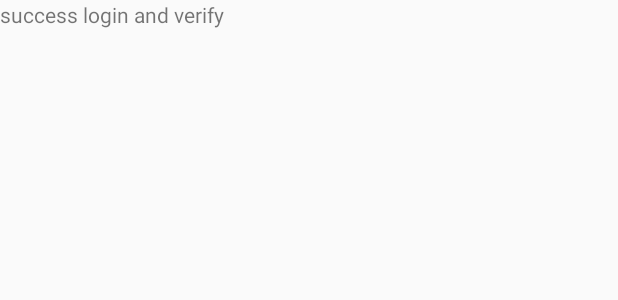
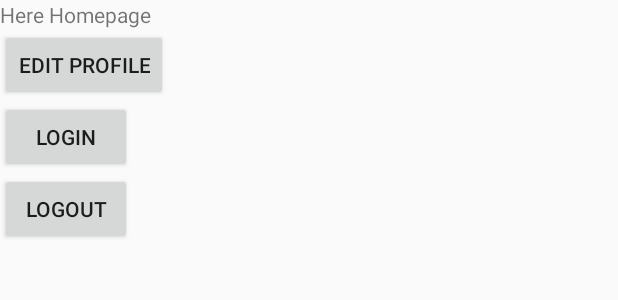
Before and after one commit to wahyukharisma/travanda, an Android app: the layout homepage.xml on its own in the app's theme, with its tools: preview values and no code run, on a phone screen of 412 x 824 dp. Shown: the top 300 px of the screen. Run offline under Robolectric (Android 15) with nearby library versions, the phone set to English and light mode, and no system bars.

Commit message:
Concept Phase 1 Revision

```diff
--- a/app/src/main/java/com/example/travanda/Login.kt
+++ b/app/src/main/java/com/example/travanda/Login.kt
@@ -33,8 +33,9 @@ class Login : AppCompatActivity() {
                         if(fbUser!!.isEmailVerified)
                         {
                             Toast.makeText(this, "Successfully login!", Toast.LENGTH_SHORT).show()
-                            val intent = Intent(this, OnLanding::class.java)
+                            val intent = Intent(this, Homepage::class.java)
                             startActivity(intent)
+                            finish()
                         }
                         else{
                             fbUser.sendEmailVerification().addOnCompleteListener { task ->
--- a/app/src/main/java/com/example/travanda/OnLanding.kt
+++ b/app/src/main/java/com/example/travanda/OnLanding.kt
@@ -1,6 +1,8 @@
 package com.example.travanda
 
+import android.content.Context
 import android.content.Intent
+import android.content.SharedPreferences
 import android.os.Bundle
 import android.support.v7.app.AppCompatActivity
 import android.support.v4.view.PagerAdapter
@@ -16,6 +18,8 @@ class OnLanding : AppCompatActivity() {
     override fun onCreate(savedInstanceState: Bundle?) {
         super.onCreate(savedInstanceState)
         setContentView(R.layout.landing_scene)
+
+
         val item1:ScreenItem= ScreenItem("text1","test2",R.drawable.ic_email_blue_24dp)
         val item2:ScreenItem=ScreenItem("text2","test2",R.drawable.ic_arrow_back_black_24dp)
         val item3:ScreenItem=ScreenItem("text3","test2",R.drawable.ic_mtrl_chip_checked_black)
--- a/app/src/main/res/layout/homepage.xml
+++ b/app/src/main/res/layout/homepage.xml
@@ -6,9 +6,33 @@
         android:layout_width="match_parent"
         android:layout_height="match_parent"
         tools:context=".Homepage">
-    <RelativeLayout android:layout_width="match_parent" android:layout_height="match_parent">
-        <TextView android:layout_width="match_parent" android:layout_height="match_parent"
-                  android:text="success login and verify"
+    <RelativeLayout
+            android:layout_width="match_parent"
+            android:layout_height="match_parent">
+        <TextView
+                android:id="@+id/homepage"
+                android:layout_width="match_parent"
+                android:layout_height="wrap_content"
+                android:text="Here Homepage"
+        />
+        <Button
+                android:id="@+id/btn_edit_profile"
+                android:layout_below="@+id/homepage"
+                android:layout_width="wrap_content"
+                android:layout_height="wrap_content"
+                android:text="Edit Profile"/>
+        <Button
+                android:id="@+id/btn_login"
+                android:layout_below="@+id/btn_edit_profile"
+                android:layout_width="wrap_content"
+                android:layout_height="wrap_content"
+                android:text="Login"
+        /><Button
+            android:id="@+id/btn_logout"
+            android:layout_below="@+id/btn_login"
+            android:layout_width="wrap_content"
+            android:layout_height="wrap_content"
+            android:text="Logout"
         />
 
     </RelativeLayout>
```
Also changed, not shown: app/src/main/AndroidManifest.xml (+5 -5 lines), app/src/main/java/com/example/travanda/Homepage.kt (+58 -1 lines).
